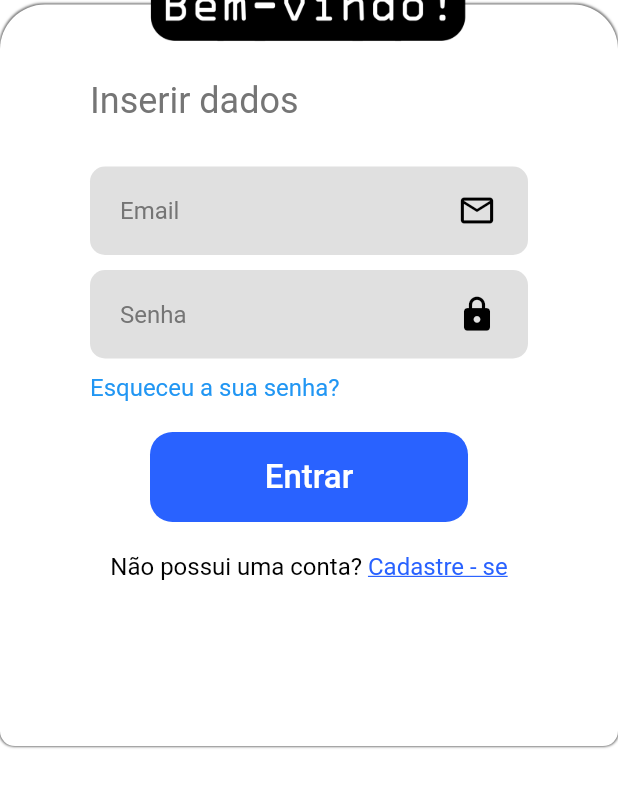
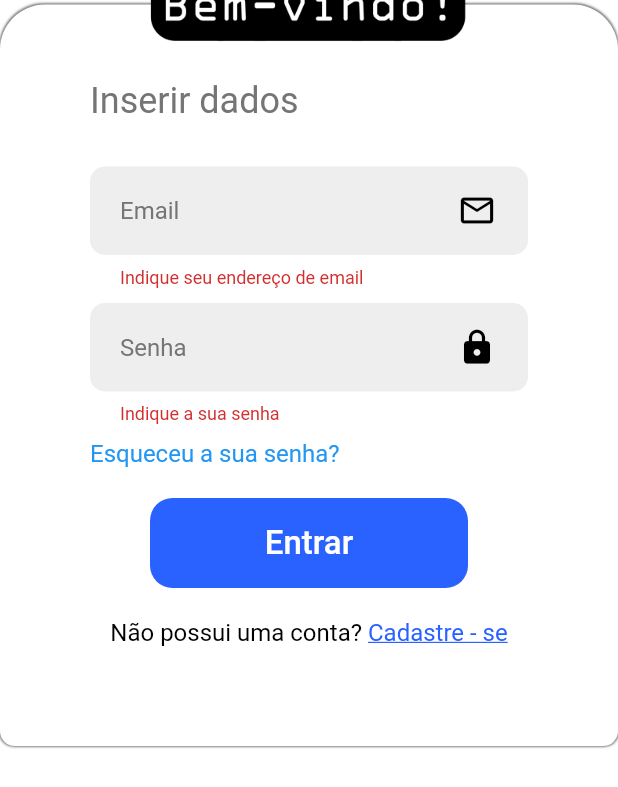
Before and after one commit to danielmbrasil/oops, a Flutter app: the screen it shows after launch, scrolled down 247 dp, after a tap on "Entrar", on a phone screen of 412 x 824 dp. Shown: the top 787 px of the screen. Run offline on Flutter 3.47's test engine with Material 2 defaults, Android fonts, the phone set to English and light mode, and no system bars; our stand-ins replace email_validator, flutter_secure_storage; Roboto replaces fonts that are missing (Mulish).

Commit message:
validate email and password input add dialog to display API response errors send request to API to sign-in

```diff
--- a/lib/screens/authenticate/sign_in.dart
+++ b/lib/screens/authenticate/sign_in.dart
@@ -1,5 +1,7 @@
+import 'package:email_validator/email_validator.dart';
 import 'package:flutter/gestures.dart';
 import 'package:flutter/material.dart';
+import 'package:oops/services/sign_in.dart' as service;
 
 class SignIn extends StatefulWidget {
   final Function toggleView;
@@ -12,6 +14,9 @@ class SignIn extends StatefulWidget {
 
 class _SignInState extends State<SignIn> {
   final _formKey = GlobalKey<FormState>();
+
+  String _email = '';
+  String _password = '';
 
   bool _obscurePassword = true;
 
@@ -84,8 +89,8 @@ class _SignInState extends State<SignIn> {
                                 ),
                                 contentPadding: EdgeInsets.symmetric(
                                     horizontal: 20.0, vertical: 20),
-                                fillColor: const Color(0xFFE0E0E0),
-                                focusColor: const Color(0xFFBFBFBD),
+                                fillColor: Colors.grey[200],
+                                focusColor: Colors.grey[300],
                                 filled: true,
                                 hintStyle: TextStyle(
                                   color: Colors.grey[600],
@@ -105,6 +110,19 @@ class _SignInState extends State<SignIn> {
                                   ),
                                 ),
                               ),
+                              onChanged: (value) {
+                                setState(() => _email = value);
+                              },
+                              // Validate if email is not empty and is in a valid format
+                              validator: (value) {
+                                if (value.isEmpty) {
+                                  return 'Indique seu endereço de email';
+                                } else if (!EmailValidator.validate(_email
+                                    .replaceAll(new RegExp(r"\s+"), ''))) {
+                                  return 'Indique um endereço de email válido';
+                                }
+                                return null;
+                              },
                             ),
                           ),
                           Container(
@@ -128,8 +146,8 @@ class _SignInState extends State<SignIn> {
                                 ),
                                 contentPadding: EdgeInsets.symmetric(
                                     horizontal: 20.0, vertical: 20),
-                                fillColor: const Color(0xFFE0E0E0),
-                                focusColor: const Color(0xFFBFBFBD),
+                                fillColor: Colors.grey[200],
+                                focusColor: Colors.grey[300],
                                 filled: true,
                                 hintStyle: TextStyle(
                                   color: Colors.grey[600],
@@ -155,6 +173,16 @@ class _SignInState extends State<SignIn> {
                                   ),
                                 ),
                               ),
+                              onChanged: (value) {
+                                setState(() => _password = value);
+                              },
+                              // Validate if password is not empty
+                              validator: (value) {
+                                if (value.isEmpty) {
+                                  return 'Indique a sua senha';
+                                }
+                                return null;
+                              },
                             ),
                           ),
                           Container(
@@ -184,7 +212,24 @@ class _SignInState extends State<SignIn> {
                                   ),
                                 ),
                               ),
-                              onPressed: () => null,
+                              onPressed: () async {
+                                if (_formKey.currentState.validate()) {
+                                  try {
+                                    await service.SignIn(
+                                            email: _email.replaceAll(
+                                                new RegExp(r'\s+'), ''),
+                                            password: _password.replaceAll(
+                                                new RegExp(r'\s+'), ''))
+                                        .signIn();
+                                  } catch (e) {
+                                    await showDialog(
+                                        context: context,
+                                        builder: (BuildContext context) =>
+                                            _buildErrorDialog(context,
+                                                e.toString().substring(11)));
+                                  }
+                                }
+                              },
                               child: Text(
                                 'Entrar',
                                 style: TextStyle(
@@ -254,3 +299,50 @@ class _SignInState extends State<SignIn> {
     );
   }
 }
+
+// Build error dialog with error detail
+Widget _buildErrorDialog(BuildContext context, String errorDetail) {
+  return AlertDialog(
+    title: Text(
+      'Erro',
+      style: TextStyle(
+        fontFamily: 'Mulish',
+        fontStyle: FontStyle.normal,
+        fontSize: 22,
+      ),
+    ),
+    content: Container(
+      constraints: BoxConstraints(maxWidth: 400, minWidth: 200),
+      width: double.infinity,
+      height: 100,
+      alignment: Alignment.center,
+      child: Stack(
+        children: [
+          Positioned.fill(
+            bottom: 50,
+            child: Align(
+              alignment: Alignment.center,
+              child: Text(
+                errorDetail,
+                style: TextStyle(fontSize: 20),
+                textAlign: TextAlign.center,
+              ),
+            ),
+          ),
+          Positioned.fill(
+            child: Align(
+              alignment: Alignment.bottomRight,
+              child: TextButton(
+                onPressed: () => Navigator.pop(context),
+                child: Text(
+                  'Fechar',
+                  style: TextStyle(fontSize: 22),
+                ),
+              ),
+            ),
+          )
+        ],
+      ),
+    ),
+  );
+}
```
